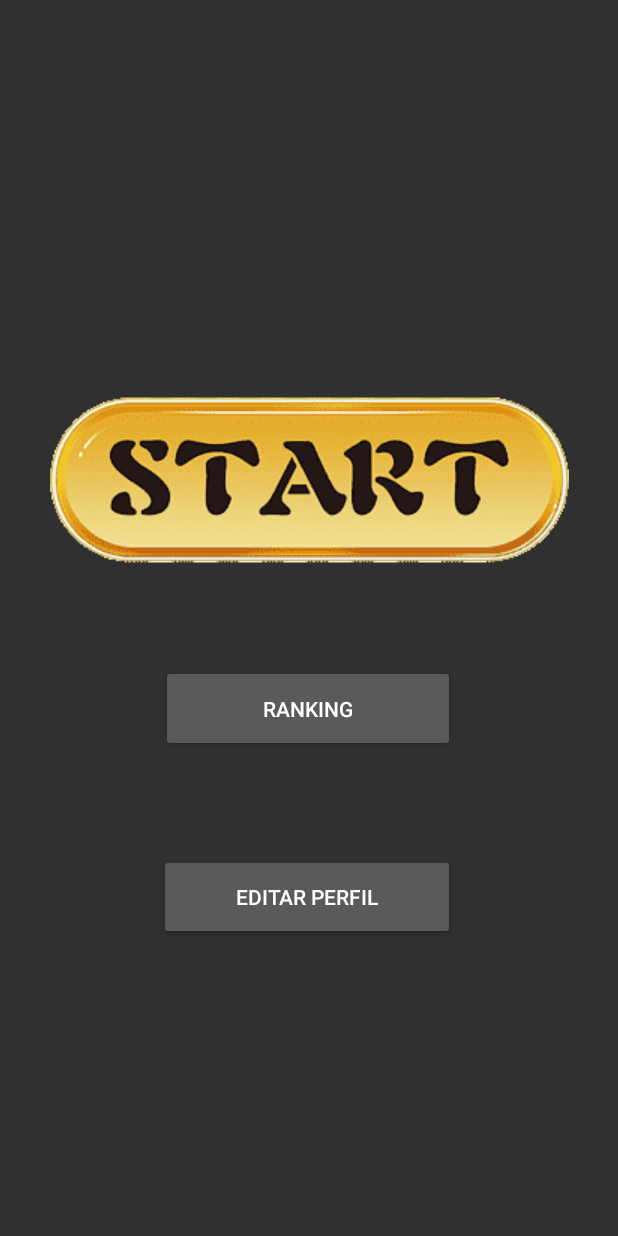
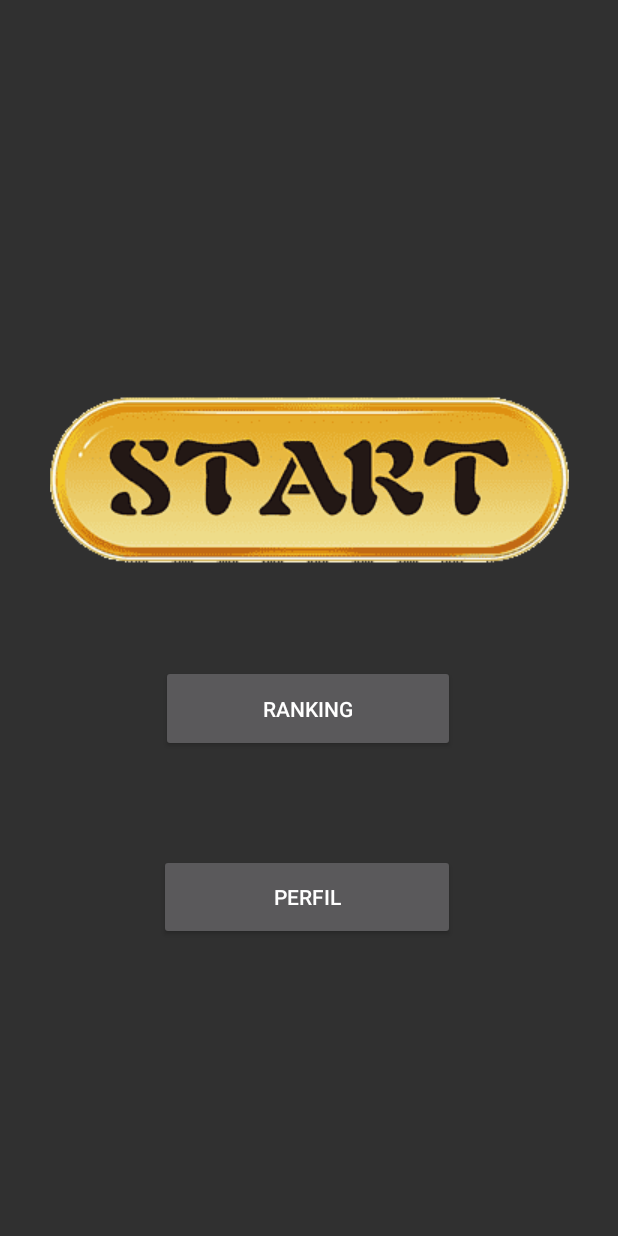
Before and after one commit to xabierbahillo1/Preguntados, an Android app: the MainMenuActivity screen opened directly, with no data from a screen before it, on a phone screen of 412 x 824 dp. Run offline under Robolectric (Android 15) with nearby library versions, the phone set to English and light mode, and no system bars.

Commit message:
FEAT: Cambio de nombre del botón Perfil

```diff
--- a/app/src/main/java/com/das/preguntados/Activitys/MainMenuActivity.java
+++ b/app/src/main/java/com/das/preguntados/Activitys/MainMenuActivity.java
@@ -52,7 +52,7 @@ public class MainMenuActivity extends AppCompatActivity {
         });
 
         Button btnPerfil = findViewById(R.id.btnPerfil);
-        btnPerfil.setText(R.string.btnEditarPerfil);
+        btnPerfil.setText(R.string.btnPerfil);
         btnPerfil.setOnClickListener(new View.OnClickListener() {
             @Override
             public void onClick(View v) {
--- a/app/src/main/res/values/strings.xml
+++ b/app/src/main/res/values/strings.xml
@@ -6,5 +6,5 @@
     <string name="login_button">Iniciar Sesión</string>
     <string name="login_registerText">¿Aún no tienes cuenta? CREAR CUENTA</string>
     <string name="btnRanking">Ranking</string>
-    <string name="btnEditarPerfil">Editar Perfil</string>
+    <string name="btnPerfil">Perfil</string>
 </resources>
```
Also changed, not shown: 1 other file.
